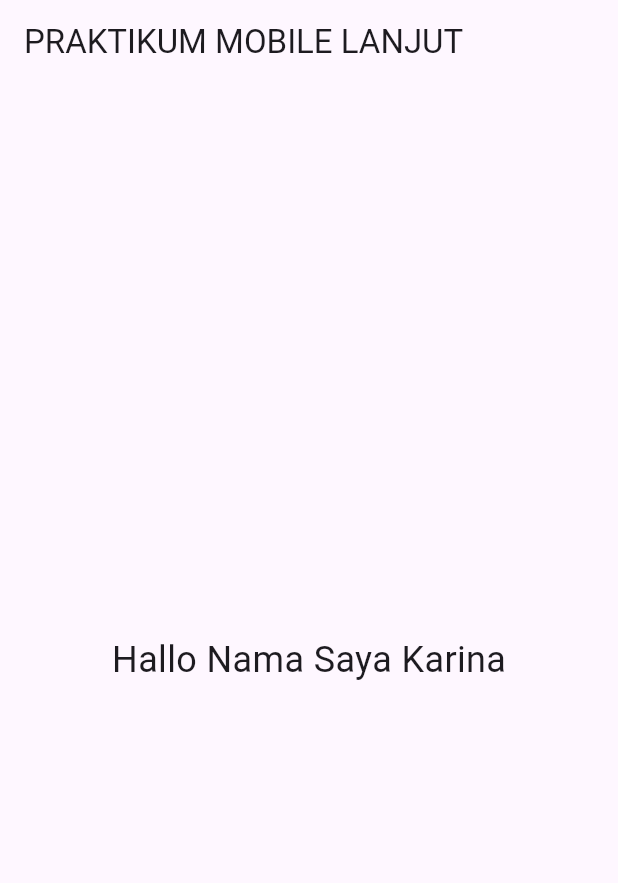
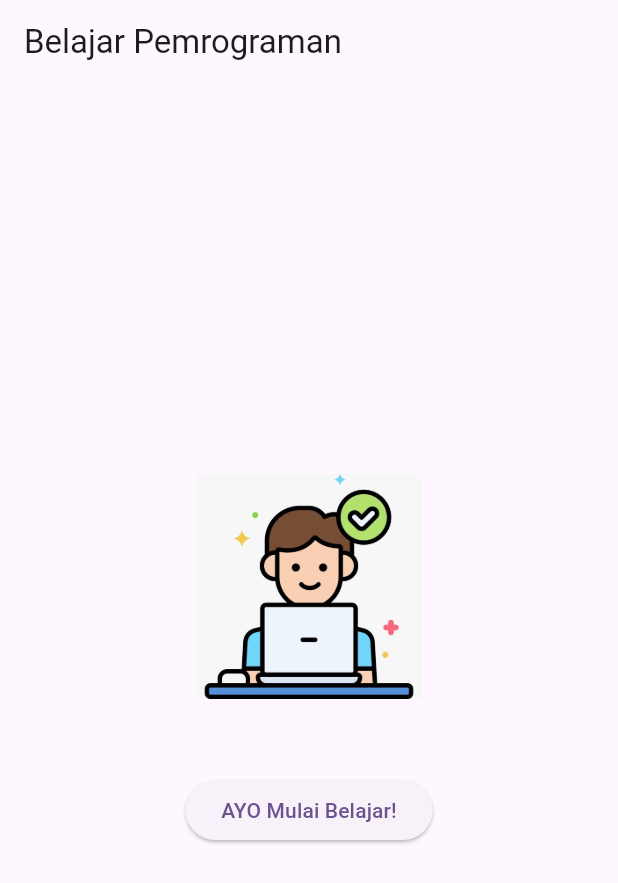
Before and after one commit to karinaaftrr/prak-mobilelanjut-2417051014, a Flutter app: the screen it shows after launch, on a phone screen of 412 x 824 dp. Shown: the top 883 px of the screen. Run offline on Flutter 3.47's test engine with Material 3 defaults, Android fonts, the phone set to English and light mode, and no system bars.

Commit message:
Pertemuan 3: First Widget

```diff
--- /dev/null
+++ b/lib/first_widget.dart
@@ -0,0 +1,25 @@
+import 'package:flutter/material.dart';
+
+class FirstWidget extends StatelessWidget {
+  const FirstWidget({super.key});
+
+  @override
+  Widget build(BuildContext context) {
+    return Scaffold(
+      appBar: AppBar(title: const Text('Belajar Pemrograman')),
+      body: Center(
+        child: Column(
+          mainAxisAlignment: MainAxisAlignment.center,
+          children: [
+            Image.asset('assets/images/IT.jpeg', width: 150, height: 150),
+            const SizedBox(height: 50),
+            ElevatedButton(
+              onPressed: () {},
+              child: const Text('AYO Mulai Belajar!'),
+            ),
+          ],
+        ),
+      ),
+    );
+  }
+}
--- a/lib/main.dart
+++ b/lib/main.dart
@@ -1,4 +1,8 @@
 import 'package:flutter/material.dart';
+
+// import 'column_widget.dart';
+// import 'row_widget.dart';
+import 'first_widget.dart';
 
 void main() {
   runApp(const MyApp());
@@ -10,16 +14,12 @@
   @override
   Widget build(BuildContext context) {
     return MaterialApp(
-      title: 'Flutter Demo',
+      title: 'Praktikum Mobile Lanjut',
       theme: ThemeData(
         colorScheme: ColorScheme.fromSeed(seedColor: Colors.deepPurple),
+        useMaterial3: true,
       ),
-      home: Scaffold(
-        appBar: AppBar(title: const Text('PRAKTIKUM MOBILE LANJUT')),
-        body: const Center(
-          child: Text('Hallo Nama Saya Karina', style: TextStyle(fontSize: 24)),
-        ),
-      ),
+      home: const FirstWidget(),
     );
   }
 }
--- a/pubspec.yaml
+++ b/pubspec.yaml
@@ -58,8 +58,8 @@
   uses-material-design: true
 
   # To add assets to your application, add an assets section, like this:
-  # assets:
-  #   - images/a_dot_burr.jpeg
+  assets:
+    - assets/images/IT.jpeg
   #   - images/a_dot_ham.jpeg
 
   # An image asset can refer to one or more resolution-specific "variants", see
```
Also changed, not shown: lib/column_widget.dart (added, +20 -0 lines), lib/row_widget.dart (added, +20 -0 lines), assets/images/IT.jpeg (added).
